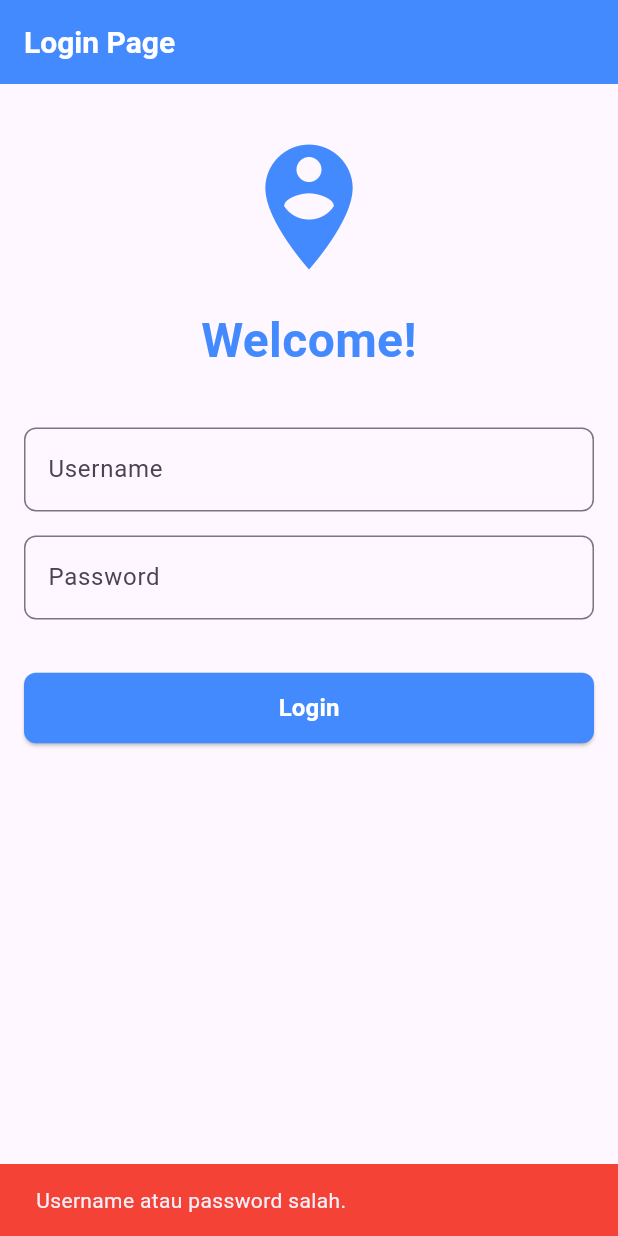
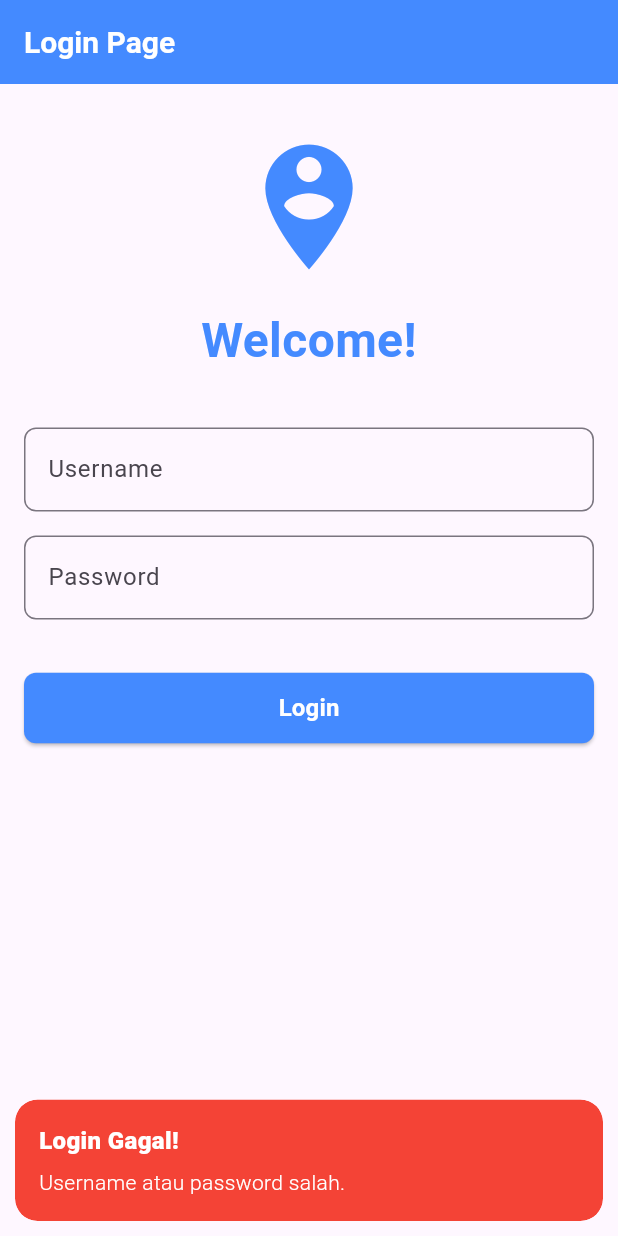
Before and after one commit to Tab-Febrian/todo-list-app-22-33, a Flutter app: the screen it shows after launch, after a tap on "Login", on a phone screen of 412 x 824 dp. Run offline on Flutter 3.47's test engine with Material 3 defaults, Android fonts, the phone set to English and light mode, and no system bars; our stand-ins replace get.

Commit message:
feat(authCntrllr): add auth controller for login page

```diff
--- /dev/null
+++ b/lib/Controllers/auth_controller.dart
@@ -0,0 +1,40 @@
+import 'package:flutter/material.dart';
+import 'package:get/get.dart';
+
+class AuthController extends GetxController {
+  final TextEditingController usernameController = TextEditingController();
+  final TextEditingController passwordController = TextEditingController();
+
+  void login() {
+    final username = usernameController.text;
+    final password = passwordController.text;
+
+    if (username == 'admin' && password == '123') {
+      Get.snackbar(
+        'Login Berhasil!',
+        'Selamat datang kembali!',
+        snackPosition: SnackPosition.BOTTOM,
+        backgroundColor: Colors.green,
+        colorText: Colors.white,
+        margin: EdgeInsets.all(10),
+      );
+      // Get.offAllNamed('/home');
+    } else {
+      Get.snackbar(
+        'Login Gagal!',
+        'Username atau password salah.',
+        snackPosition: SnackPosition.BOTTOM,
+        backgroundColor: Colors.red,
+        colorText: Colors.white,
+        margin: EdgeInsets.all(10),
+      );
+    }
+  }
+
+  @override
+  void onClose() {
+    usernameController.dispose();
+    passwordController.dispose();
+    super.onClose();
+  }
+}
--- a/lib/Pages/login_page.dart
+++ b/lib/Pages/login_page.dart
@@ -1,4 +1,6 @@
 import 'package:flutter/material.dart';
+import 'package:get/get.dart';
+import 'package:todo_list_app/Controllers/auth_controller.dart';
 import 'package:todo_list_app/Widgets/reusable_button.dart';
 
 class LoginPage extends StatelessWidget {
@@ -6,8 +8,7 @@ class LoginPage extends StatelessWidget {
 
   @override
   Widget build(BuildContext context) {
-    final TextEditingController usernameController = TextEditingController();
-    final TextEditingController passwordController = TextEditingController();
+    final AuthController loginController = Get.put(AuthController());
 
     return Scaffold(
       appBar: AppBar(
@@ -45,7 +46,7 @@ class LoginPage extends StatelessWidget {
               ),
               const SizedBox(height: 35),
               TextField(
-                controller: usernameController,
+                controller: loginController.usernameController,
                 decoration: InputDecoration(
                   labelText: 'Username',
                   border: OutlineInputBorder(
@@ -55,7 +56,7 @@ class LoginPage extends StatelessWidget {
               ),
               const SizedBox(height: 16),
               TextField(
-                controller: passwordController,
+                controller: loginController.passwordController,
                 obscureText: true,
                 decoration: InputDecoration(
                   labelText: 'Password',
@@ -69,26 +70,7 @@ class LoginPage extends StatelessWidget {
                 text: 'Login',
                 color: Colors.blueAccent,
                 onPressed: () {
-                  final username = usernameController.text;
-                  final password = passwordController.text;
-
-                  if (username == 'admin' && password == '123') {
-                    // Get.offAllNamed('/home');
-                    ScaffoldMessenger.of(context).showSnackBar(
-                      const SnackBar(
-                        content: Text('Login berhasil!'),
-                        duration: Duration(milliseconds: 1500),
-                      ),
-                    );
-                  } else {
-                    ScaffoldMessenger.of(context).showSnackBar(
-                      const SnackBar(
-                        content: Text('Username atau password salah.'),
-                        duration: Duration(milliseconds: 1500),
-                        backgroundColor: Colors.red,
-                      ),
-                    );
-                  }
+                  loginController.login();
                 },
               ),
             ],
```
